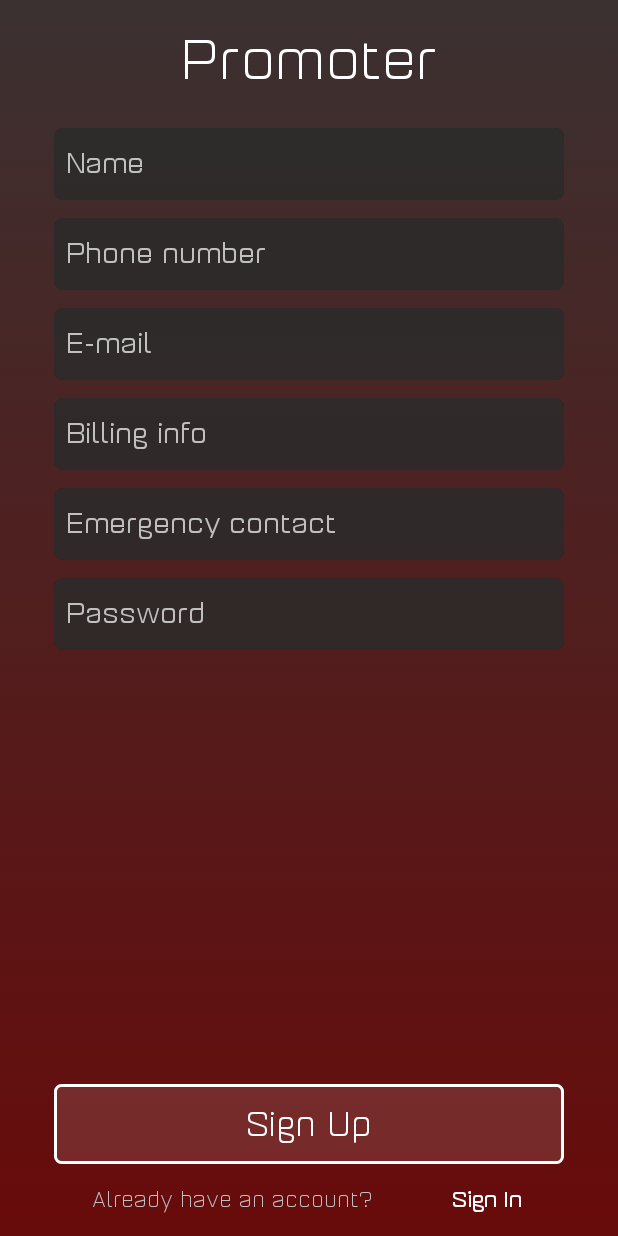
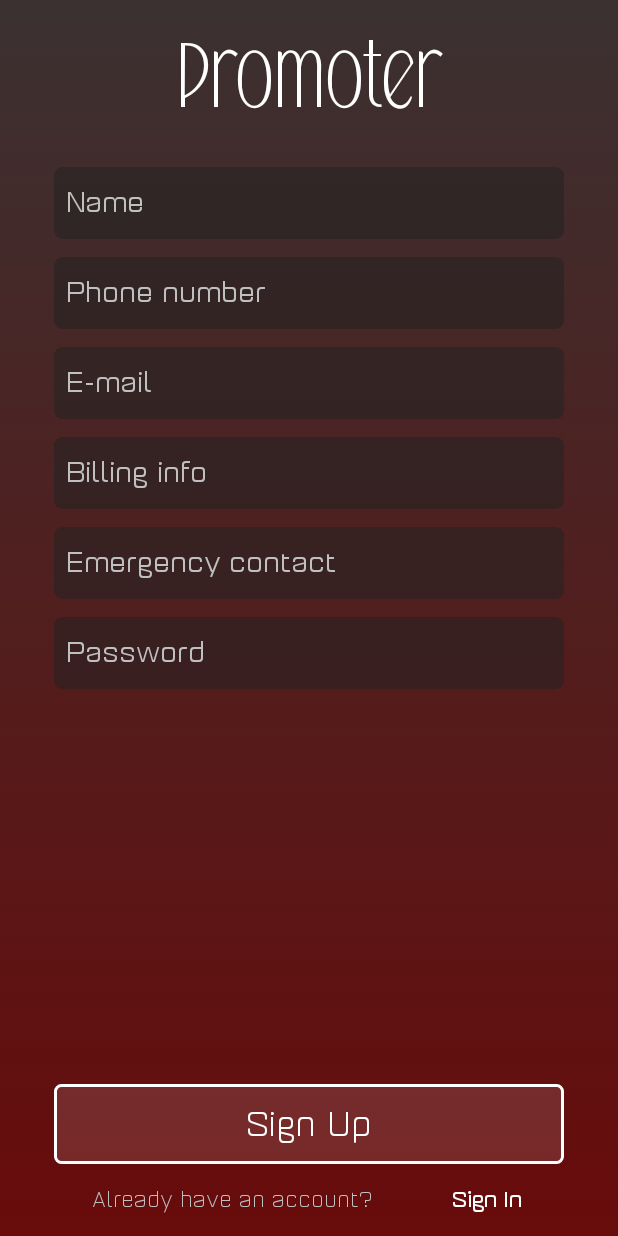
Before and after one commit to st1ch/Party-Tonight-Android, an Android app: the PromoterSignUpActivity screen opened directly, with no data from a screen before it, on a phone screen of 412 x 824 dp. Run offline under Robolectric (Android 15) with nearby library versions, the phone set to English and light mode, and no system bars; our stand-ins replace ButterKnife; 1 statement that could not run was skipped.

Commit message:
DESIGN update
changed font of header2 onto falkin.ttf
changed color of editTexts

```diff
--- a/app/src/main/java/app/media/opp/partytonight/presentation/app/view/TextViewHeader2.java
+++ b/app/src/main/java/app/media/opp/partytonight/presentation/app/view/TextViewHeader2.java
@@ -15,7 +15,7 @@ import app.media.opp.partytonight.R;
 
 public class TextViewHeader2 extends TextView {
 
-    private static final String FONT = "fonts/aguda.ttf";
+    private static final String FONT = "fonts/falkin.ttf";
     private static final int RID_COLOR_TEXT_COLOR = R.color.colorTextHeader2;
 
     public TextViewHeader2(Context context) {
--- a/app/src/main/res/drawable/edittext_curved_translucent.xml
+++ b/app/src/main/res/drawable/edittext_curved_translucent.xml
@@ -3,7 +3,7 @@
 
     <item>
         <shape>
-            <solid android:color="#af000000" />
+            <solid android:color="#64000000" />
             <corners android:radius="6dp" />
             <size
                 android:width="48dp"
--- a/app/src/main/res/drawable/edittext_curved_translucent_with_icon.xml
+++ b/app/src/main/res/drawable/edittext_curved_translucent_with_icon.xml
@@ -4,7 +4,7 @@
     <item android:id="@+id/drawableBlock">
 
         <shape>
-            <solid android:color="#af000000" />
+            <solid android:color="#64000000" />
             <corners android:radius="6dp" />
             <size
                 android:width="48dp"
--- a/app/src/main/res/layout/activity_promoter_sign_in.xml
+++ b/app/src/main/res/layout/activity_promoter_sign_in.xml
@@ -18,9 +18,9 @@
             android:layout_width="match_parent"
             android:layout_height="wrap_content"
             android:gravity="center"
-            android:padding="18dp"
+            android:padding="48dp"
             android:text="Promoter"
-            android:textSize="36dp" />
+            android:textSize="64dp" />
 
 
         <View
--- a/app/src/main/res/layout/activity_promoter_sign_up.xml
+++ b/app/src/main/res/layout/activity_promoter_sign_up.xml
@@ -22,7 +22,7 @@
             android:gravity="center"
             android:padding="18dp"
             android:text="Promoter"
-            android:textSize="36dp" />
+            android:textSize="64dp" />
 
         <LinearLayout
             android:layout_width="match_parent"
--- a/app/src/main/res/values/colors.xml
+++ b/app/src/main/res/values/colors.xml
@@ -25,7 +25,7 @@
     <color name="colorTextViewMadeBy">#c6ffffff</color>
 
     <!-- EditTexts in signing part -->
-    <color name="colorEditTextSignBackground">#734e4e4e</color>
+    <color name="colorEditTextSignBackground">#3c4e4e4e</color>
 
 
     <color name="colorTextSignIn">#c0c0c0</color>
```
Also changed, not shown: app/src/main/assets/fonts/falkin.ttf (added).
